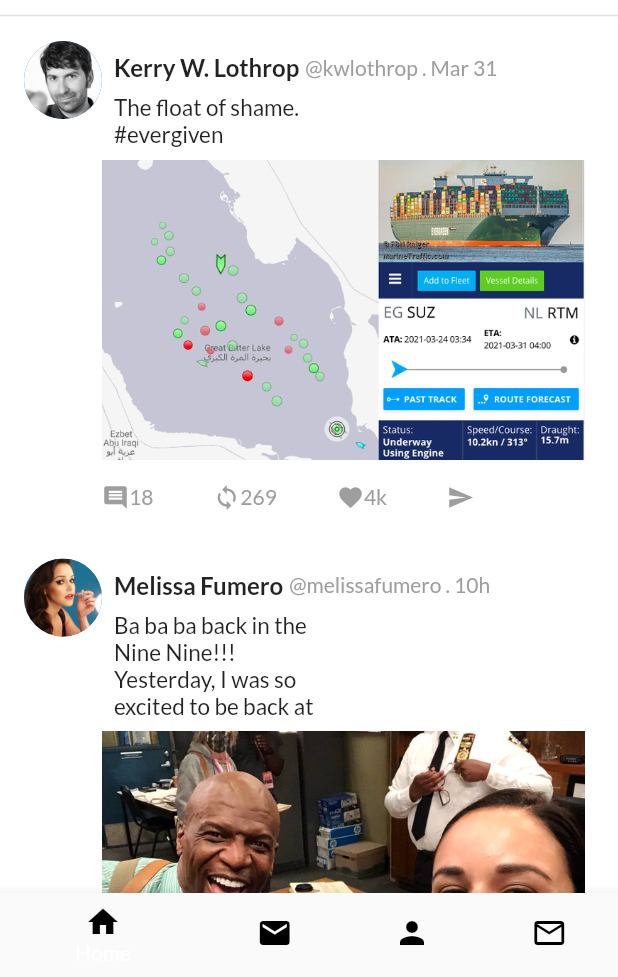
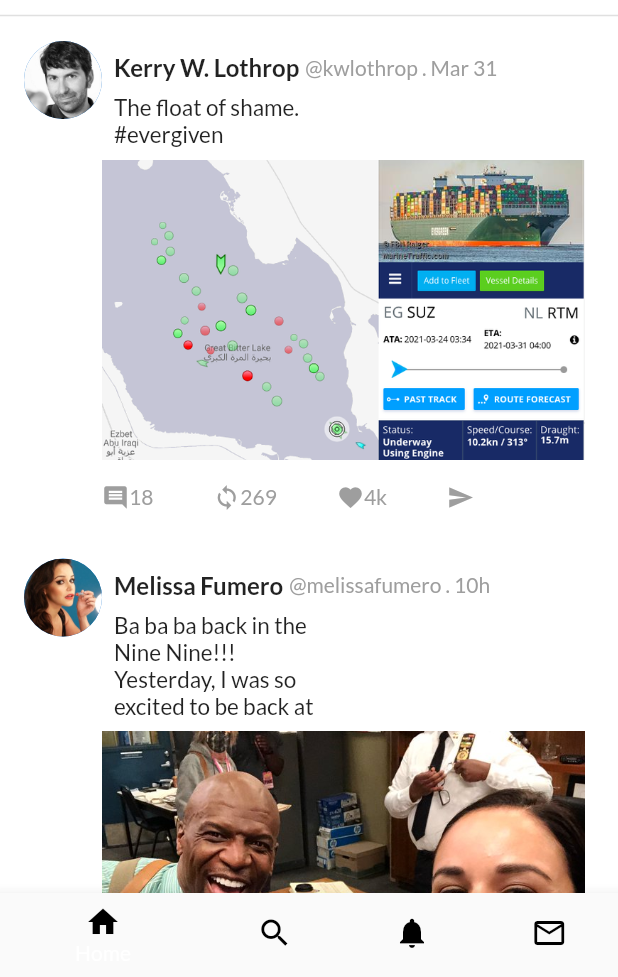
Before and after one commit to sonivenali/Tweet_dock, a Flutter app: the screen it shows after launch, on a phone screen of 412 x 824 dp, the part 259-1236 px from its top. Run offline on Flutter 3.47's test engine with Material 2 defaults, Android fonts, the phone set to English and light mode, and no system bars; our stand-ins replace google_fonts.

Commit message:
Updated icons and formatting

```diff
--- a/lib/screens/bottom_Bar.dart
+++ b/lib/screens/bottom_Bar.dart
@@ -21,14 +21,14 @@ class _BottomBarState extends State<BottomBar> {
           ),
           BottomNavigationBarItem(
             icon: new Icon(
-              Icons.mail,
+              Icons.search,
               color: Colors.black,
             ),
             title: new Text('Messages'),
           ),
           BottomNavigationBarItem(
               icon: Icon(
-                Icons.person,
+                Icons.notifications,
                 color: Colors.black,
               ),
               title: Text('Profile')),
--- a/lib/screens/home_screen.dart
+++ b/lib/screens/home_screen.dart
@@ -183,7 +183,7 @@ class _HomeScreenState extends State<HomeScreen> {
         ),
       ),
     );
-}
+  }
 
   Padding buildProfile(BuildContext context, userImage, userName, tweetDate,
       tweetCaption, tweetImage) {
```
